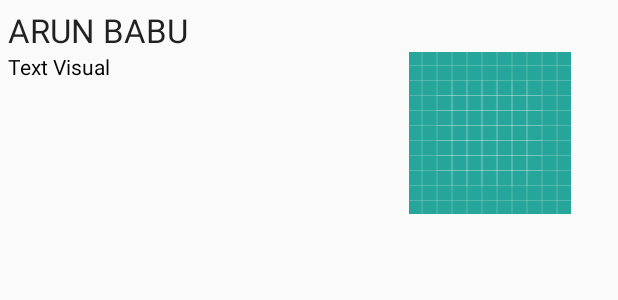
After one commit to ArunBabu999/SamplePOC, an Android app: the layout recyclerview_row.xml on its own in the app's theme, with its tools: preview values and no code run, on a phone screen of 412 x 824 dp. The commit adds this screen. Shown: the top 300 px of the screen. Run offline under Robolectric (Android 15) with nearby library versions, the phone set to English and light mode, and no system bars.

Commit message:
Skeleton of the app is completed

```diff
--- a/app/build.gradle
+++ b/app/build.gradle
@@ -37,6 +37,8 @@ dependencies {
     implementation "io.reactivex.rxjava2:rxandroid:2.0.1"
     implementation "io.reactivex.rxjava2:rxjava:2.0.1"
     testImplementation 'junit:junit:4.12'
+    implementation "android.arch.lifecycle:extensions:1.1.0"
+    implementation "android.arch.lifecycle:viewmodel:1.1.0"
     androidTestImplementation 'com.android.support.test:runner:1.0.2'
     androidTestImplementation 'com.android.support.test.espresso:espresso-core:3.0.2'
 }
--- /dev/null
+++ b/app/src/main/res/layout/recyclerview_row.xml
@@ -0,0 +1,39 @@
+<?xml version="1.0" encoding="utf-8"?>
+<LinearLayout xmlns:android="http://schemas.android.com/apk/res/android"
+    android:layout_width="match_parent"
+    android:layout_height="wrap_content"
+    android:layout_margin="5dp"
+    android:orientation="vertical">
+
+
+    <TextView
+        android:id="@+id/title"
+        android:layout_width="match_parent"
+        android:layout_height="wrap_content"
+        android:text="ARUN BABU"
+        android:textAppearance="@style/Base.TextAppearance.AppCompat.Large" />
+
+    <LinearLayout
+        android:layout_width="match_parent"
+        android:layout_height="wrap_content"
+        android:layout_weight="1"
+        android:orientation="horizontal">
+
+        <TextView
+            android:id="@+id/description"
+            android:layout_width="0dp"
+            android:layout_height="wrap_content"
+            android:layout_weight="0.6"
+            android:text="Text Visual"
+            android:textColor="#000000" />
+
+        <ImageView
+            android:id="@+id/imageView"
+            android:layout_width="0dp"
+            android:layout_weight="0.4"
+            android:layout_height="wrap_content"
+            android:src="@drawable/ic_launcher_background" />
+    </LinearLayout>
+
+
+</LinearLayout>
```
Also changed, not shown: app/src/main/java/example/com/samplepoc/MainActivity.java (+21 -23 lines), app/src/main/java/example/com/samplepoc/model/FactsModel.java (+25 -0 lines), app/src/main/java/example/com/samplepoc/model/FactsResponse.java (+17 -0 lines), app/src/main/java/example/com/samplepoc/view/adapter/FactsRecyclerviewAdpater.java (added, +63 -0 lines), app/src/main/java/example/com/samplepoc/viewmodel/FactsViewModel.java (added, +54 -0 lines), app/src/main/res/layout/content_main.xml (+4 -8 lines).
